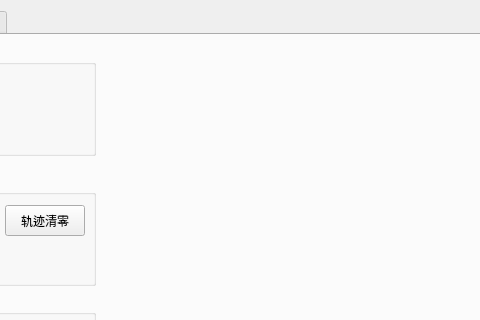
Qt form mainwindow.ui (kinvcode/BattleMush) before a commit; both pictures show x 232 to 712 and y 0 to 320 of the 800 by 600 pixel window.
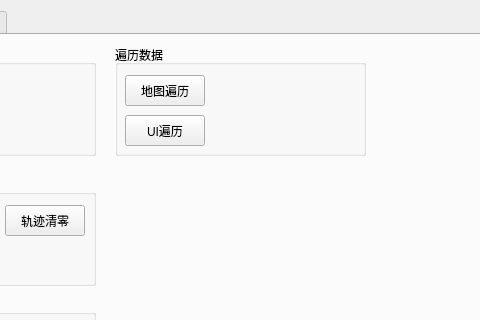
The same form after that commit. Custom widgets are drawn as their Qt base class.

```diff
--- a/mainwindow.ui
+++ b/mainwindow.ui
@@ -651,6 +651,57 @@
            </property>
           </widget>
          </widget>
+         <widget class="QGroupBox" name="groupBox_4">
+          <property name="geometry">
+           <rect>
+            <x>230</x>
+            <y>10</y>
+            <width>251</width>
+            <height>111</height>
+           </rect>
+          </property>
+          <property name="title">
+           <string>遍历数据</string>
+          </property>
+          <widget class="QPushButton" name="pushButton_print_map_child">
+           <property name="geometry">
+            <rect>
+             <x>10</x>
+             <y>30</y>
+             <width>80</width>
+             <height>31</height>
+            </rect>
+           </property>
+           <property name="minimumSize">
+            <size>
+             <width>80</width>
+             <height>0</height>
+            </size>
+           </property>
+           <property name="maximumSize">
+            <size>
+             <width>80</width>
+             <height>16777215</height>
+            </size>
+           </property>
+           <property name="text">
+            <string>地图遍历</string>
+           </property>
+          </widget>
+          <widget class="QPushButton" name="pushButton_print_ui_child">
+           <property name="geometry">
+            <rect>
+             <x>10</x>
+             <y>70</y>
+             <width>80</width>
+             <height>31</height>
+            </rect>
+           </property>
+           <property name="text">
+            <string>UI遍历</string>
+           </property>
+          </widget>
+         </widget>
         </widget>
         <widget class="QWidget" name="tab_2">
          <attribute name="title">
```
